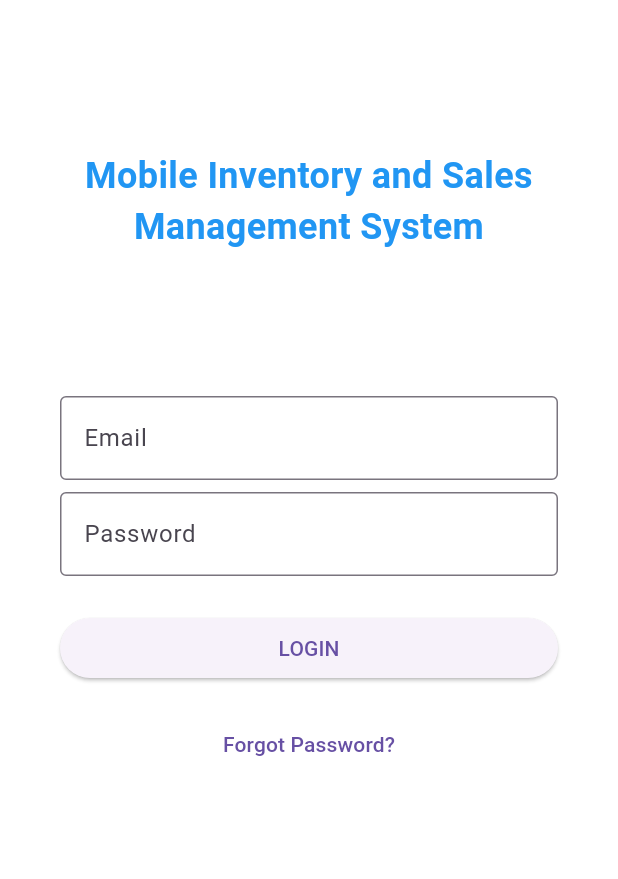
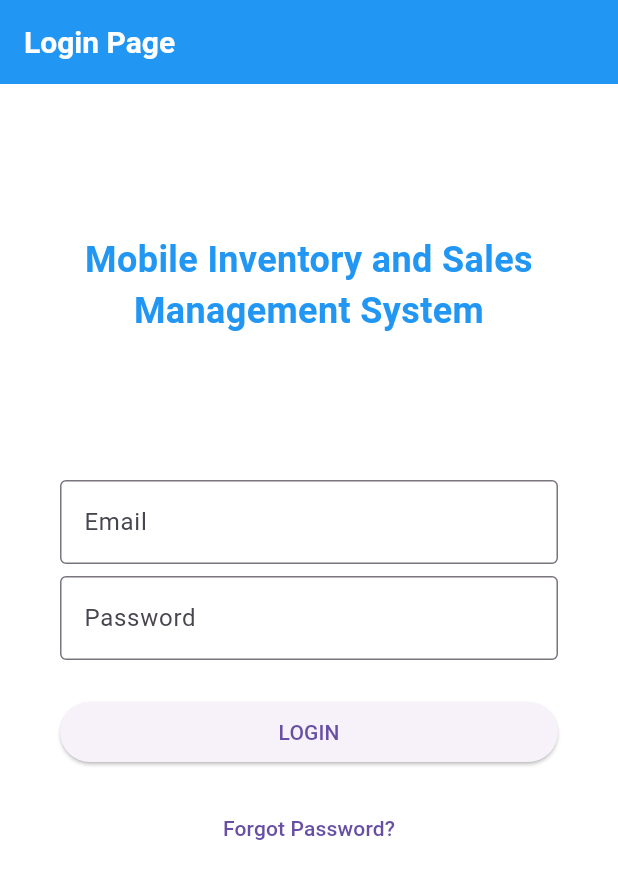
Before and after one commit to HarleyGotardo/SquareMind, a Flutter app: the screen it shows after launch, on a phone screen of 412 x 824 dp. Shown: the top 879 px of the screen. Run offline on Flutter 3.47's test engine with Material 3 defaults, Android fonts, the light colour scheme and no system bars.

Commit message:
Added appBar in Scaffold

```diff
--- a/lib/main.dart
+++ b/lib/main.dart
@@ -27,6 +27,17 @@
   @override
   Widget build(BuildContext context) {
     return Scaffold(
+      appBar: AppBar(
+        title: const Text(
+          'Login Page',
+          style: TextStyle(
+            fontSize: 20.0,
+            fontWeight: FontWeight.bold,
+            color: Colors.white
+          ),
+          textAlign: TextAlign.center,
+          ),
+        backgroundColor: Colors.blue,),
       backgroundColor: const Color.fromARGB(255, 255, 255, 255),
       body: SingleChildScrollView(
         child: Container(
```
